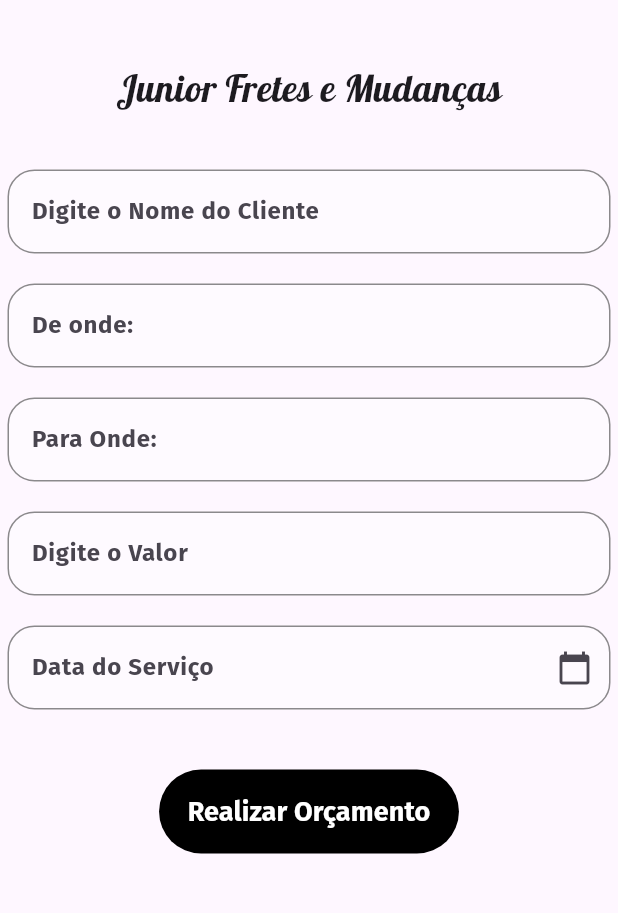
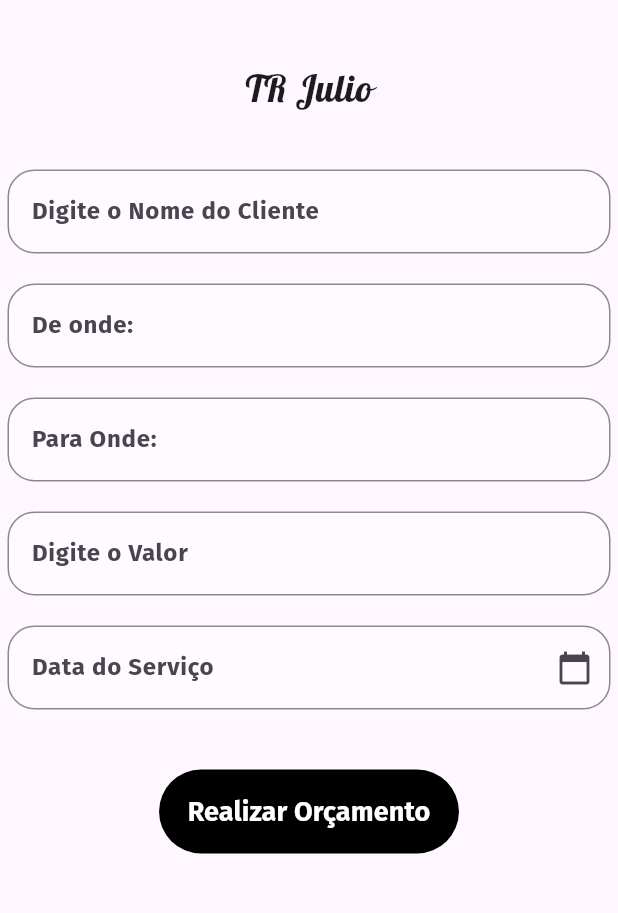
Before and after one commit to gabrielcoelhosev/Severino-Transportes, a Flutter app: the Julio screen opened directly, on a phone screen of 412 x 824 dp, the part 84-997 px from its top. Run offline on Flutter 3.47's test engine with Material 3 defaults, Android fonts, the phone set to English and light mode, and no system bars.

Commit message:
julio bug

```diff
--- a/lib/telas/julio.dart
+++ b/lib/telas/julio.dart
@@ -60,7 +60,7 @@ class _JulioState extends State<Julio> {
               child: Padding(
                 padding: EdgeInsets.all(6),
                 child: Text(
-                  'Junior Fretes e Mudanças',
+                  'TR Julio',
                   style: TextStyle(fontFamily: 'Lobster', fontSize: 25),
                 ),
               ),
```
Also changed, not shown: lib/home_widget.dart (+7 -7 lines).
